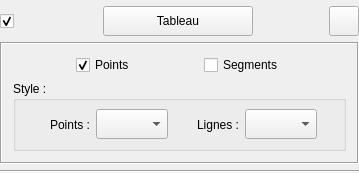
AdelKS/ZeGrapher, file Widgets/datawidget.ui: the form before one commit.
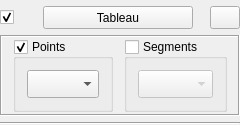
The form after the commit. Icons and pictures are not drawn.

The edit to the form file:
```diff
--- a/Widgets/datawidget.ui
+++ b/Widgets/datawidget.ui
@@ -6,8 +6,8 @@
    <rect>
     <x>0</x>
     <y>0</y>
-    <width>359</width>
-    <height>173</height>
+    <width>240</width>
+    <height>125</height>
    </rect>
   </property>
   <property name="sizePolicy">
@@ -165,126 +165,44 @@
      <property name="frameShadow">
       <enum>QFrame::Sunken</enum>
      </property>
-     <layout class="QVBoxLayout" name="verticalLayout_2">
+     <layout class="QHBoxLayout" name="horizontalLayout">
+      <property name="spacing">
+       <number>2</number>
+      </property>
+      <property name="leftMargin">
+       <number>2</number>
+      </property>
+      <property name="topMargin">
+       <number>2</number>
+      </property>
+      <property name="rightMargin">
+       <number>2</number>
+      </property>
+      <property name="bottomMargin">
+       <number>2</number>
+      </property>
       <item>
-       <layout class="QHBoxLayout" name="horizontalLayout">
-        <item>
-         <spacer name="horizontalSpacer_4">
-          <property name="orientation">
-           <enum>Qt::Horizontal</enum>
-          </property>
-          <property name="sizeHint" stdset="0">
-           <size>
-            <width>40</width>
-            <height>20</height>
-           </size>
-          </property>
-         </spacer>
-        </item>
-        <item>
-         <widget class="QCheckBox" name="drawPoints">
-          <property name="text">
-           <string>Points</string>
-          </property>
-          <property name="checked">
-           <bool>true</bool>
-          </property>
-         </widget>
-        </item>
-        <item>
-         <spacer name="horizontalSpacer_5">
-          <property name="orientation">
-           <enum>Qt::Horizontal</enum>
-          </property>
-          <property name="sizeHint" stdset="0">
-           <size>
-            <width>40</width>
-            <height>20</height>
-           </size>
-          </property>
-         </spacer>
-        </item>
-        <item>
-         <widget class="QCheckBox" name="drawSegments">
-          <property name="text">
-           <string>Segments</string>
-          </property>
-         </widget>
-        </item>
-        <item>
-         <spacer name="horizontalSpacer_6">
-          <property name="orientation">
-           <enum>Qt::Horizontal</enum>
-          </property>
-          <property name="sizeHint" stdset="0">
-           <size>
-            <width>40</width>
-            <height>20</height>
-           </size>
-          </property>
-         </spacer>
-        </item>
-       </layout>
-      </item>
-      <item>
-       <widget class="QGroupBox" name="groupBox">
-        <property name="sizePolicy">
-         <sizepolicy hsizetype="Preferred" vsizetype="Minimum">
-          <horstretch>0</horstretch>
-          <verstretch>0</verstretch>
-         </sizepolicy>
+       <spacer name="horizontalSpacer_4">
+        <property name="orientation">
+         <enum>Qt::Horizontal</enum>
         </property>
-        <property name="minimumSize">
+        <property name="sizeHint" stdset="0">
          <size>
-          <width>0</width>
-          <height>0</height>
+          <width>3</width>
+          <height>20</height>
          </size>
         </property>
+       </spacer>
+      </item>
+      <item>
+       <widget class="QGroupBox" name="drawPoints">
         <property name="title">
-         <string>Style :</string>
-        </property>
-        <property name="flat">
-         <bool>false</bool>
+         <string>Points</string>
         </property>
         <property name="checkable">
-         <bool>false</bool>
+         <bool>true</bool>
         </property>
-        <layout class="QHBoxLayout" name="horizontalLayout_2">
-         <property name="topMargin">
-          <number>3</number>
-         </property>
-         <property name="rightMargin">
-          <number>3</number>
-         </property>
-         <property name="bottomMargin">
-          <number>3</number>
-         </property>
-         <item>
-          <spacer name="horizontalSpacer_2">
-           <property name="orientation">
-            <enum>Qt::Horizontal</enum>
-           </property>
-           <property name="sizeHint" stdset="0">
-            <size>
-             <width>40</width>
-             <height>20</height>
-            </size>
-           </property>
-          </spacer>
-         </item>
-         <item>
-          <widget class="QLabel" name="label_2">
-           <property name="minimumSize">
-            <size>
-             <width>0</width>
-             <height>25</height>
-            </size>
-           </property>
-           <property name="text">
-            <string>Points :</string>
-           </property>
-          </widget>
-         </item>
+        <layout class="QVBoxLayout" name="verticalLayout_2">
          <item>
           <widget class="QComboBox" name="pointStyleCombo">
            <property name="sizePolicy">
@@ -307,32 +225,34 @@
            </property>
           </widget>
          </item>
-         <item>
-          <spacer name="horizontalSpacer">
-           <property name="orientation">
-            <enum>Qt::Horizontal</enum>
-           </property>
-           <property name="sizeHint" stdset="0">
-            <size>
-             <width>40</width>
-             <height>20</height>
-            </size>
-           </property>
-          </spacer>
-         </item>
-         <item>
-          <widget class="QLabel" name="label_3">
-           <property name="minimumSize">
-            <size>
-             <width>0</width>
-             <height>25</height>
-            </size>
-           </property>
-           <property name="text">
-            <string>Lignes :</string>
-           </property>
-          </widget>
-         </item>
+        </layout>
+       </widget>
+      </item>
+      <item>
+       <spacer name="horizontalSpacer_5">
+        <property name="orientation">
+         <enum>Qt::Horizontal</enum>
+        </property>
+        <property name="sizeHint" stdset="0">
+         <size>
+          <width>3</width>
+          <height>20</height>
+         </size>
+        </property>
+       </spacer>
+      </item>
+      <item>
+       <widget class="QGroupBox" name="drawSegments">
+        <property name="title">
+         <string>Segments</string>
+        </property>
+        <property name="checkable">
+         <bool>true</bool>
+        </property>
+        <property name="checked">
+         <bool>false</bool>
+        </property>
+        <layout class="QVBoxLayout" name="verticalLayout_3">
          <item>
           <widget class="QComboBox" name="linesStyleCombo">
            <property name="sizePolicy">
@@ -355,22 +275,22 @@
            </property>
           </widget>
          </item>
-         <item>
-          <spacer name="horizontalSpacer_3">
-           <property name="orientation">
-            <enum>Qt::Horizontal</enum>
-           </property>
-           <property name="sizeHint" stdset="0">
-            <size>
-             <width>40</width>
-             <height>20</height>
-            </size>
-           </property>
-          </spacer>
-         </item>
         </layout>
        </widget>
       </item>
+      <item>
+       <spacer name="horizontalSpacer_6">
+        <property name="orientation">
+         <enum>Qt::Horizontal</enum>
+        </property>
+        <property name="sizeHint" stdset="0">
+         <size>
+          <width>3</width>
+          <height>20</height>
+         </size>
+        </property>
+       </spacer>
+      </item>
      </layout>
     </widget>
    </item>
```
